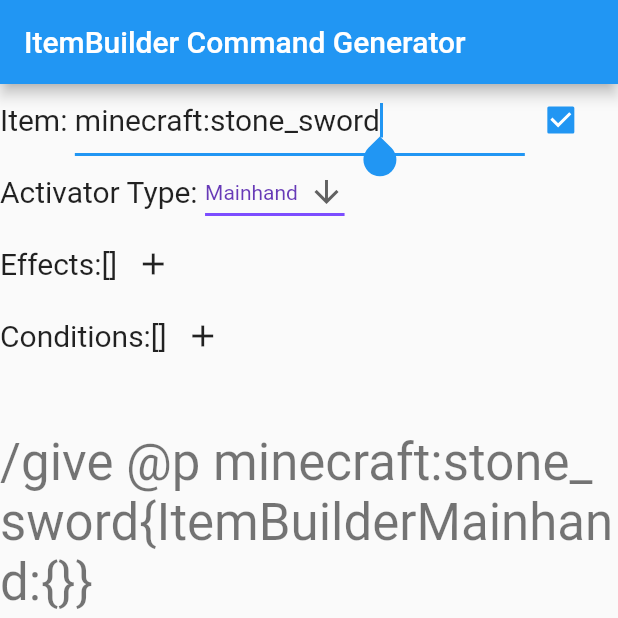
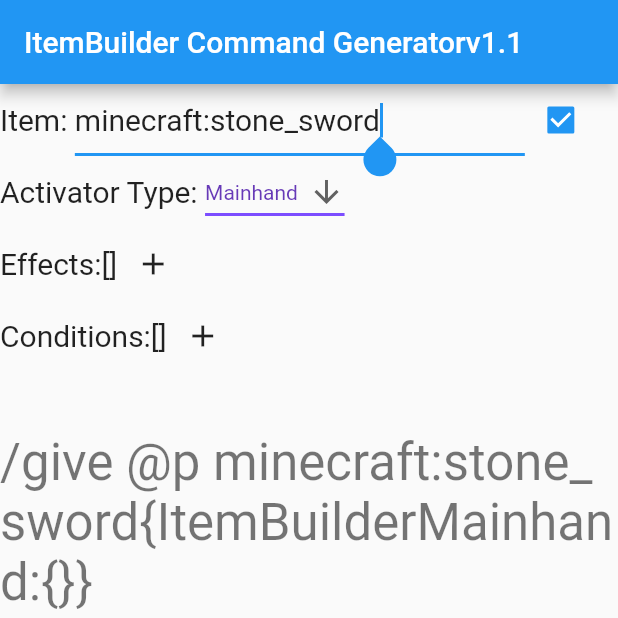
Before and after one commit to Zungrysoft/ItemBuilderGui, a Flutter app: the screen it shows after launch, on a phone screen of 412 x 824 dp, the top half of it. Run offline on Flutter 3.47's test engine with Material 2 defaults, Android fonts, the phone set to English and light mode, and no system bars.

Commit message:
Added version info

```diff
--- a/lib/main.dart
+++ b/lib/main.dart
@@ -9,14 +9,16 @@
 }
 
 class MyApp extends StatelessWidget {
+  var _version = "v1.1";
+
   @override
   Widget build(BuildContext context) {
     return MaterialApp(
-      title: 'ItemBuilder Command Generator',
+      title: 'ItemBuilder Command Generator' + _version.toString(),
       theme: ThemeData(
         primarySwatch: Colors.blue,
       ),
-      home: MyHomePage(title: 'ItemBuilder Command Generator'),
+      home: MyHomePage(title: 'ItemBuilder Command Generator' + _version.toString()),
     );
   }
 }
```
